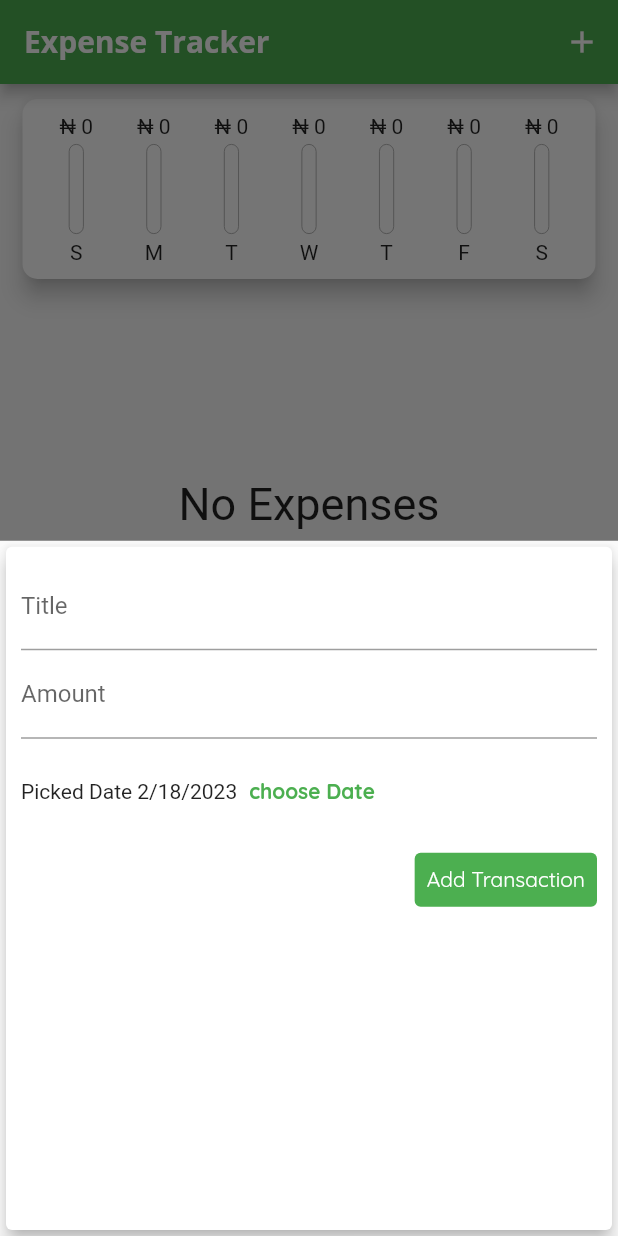
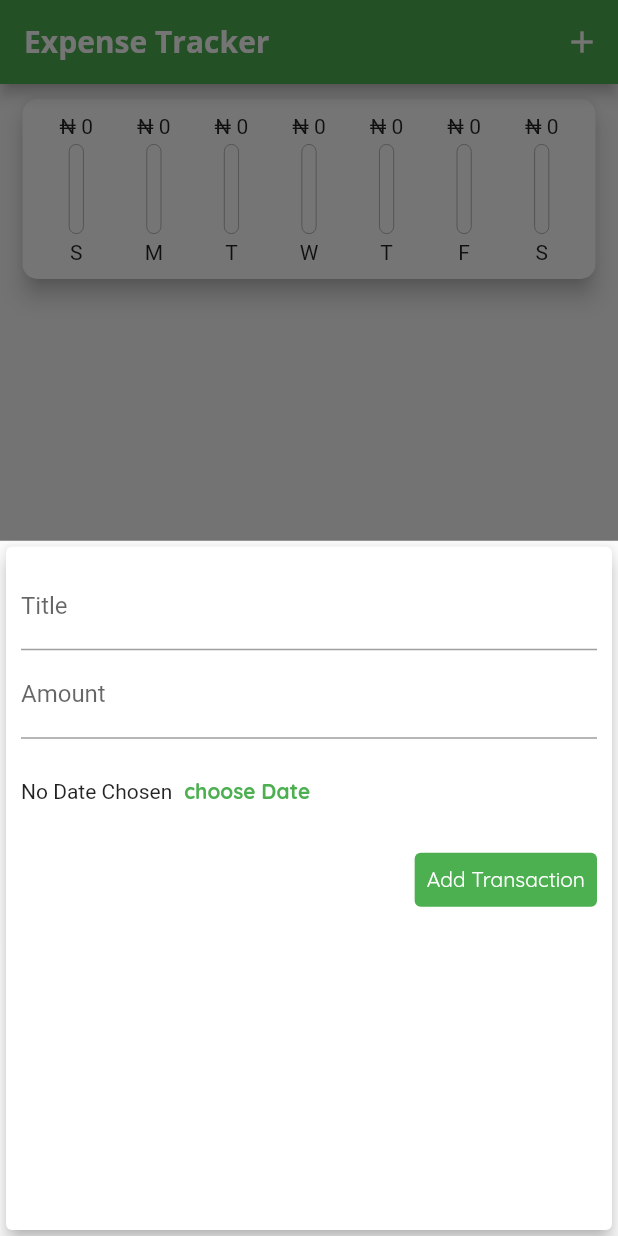
Before and after one commit to fidelmak/expense_tracker, a Flutter app: the screen it shows after launch, after a tap on the "add" icon, on a phone screen of 412 x 824 dp. Run offline on Flutter 3.47's test engine with Material 2 defaults, Android fonts, the phone set to English and light mode, and no system bars.

Commit message:
modified:   lib/widgets/new_transaction.dart

```diff
--- a/lib/widgets/new_transaction.dart
+++ b/lib/widgets/new_transaction.dart
@@ -15,7 +15,7 @@ class _NewTransactionState extends State<NewTransaction> {
 
   final _amountController = TextEditingController();
 
-  DateTime _selectedDate = DateTime.now();
+  DateTime? _selectedDate;
 
   void _submitData() {
     if (_amountController.text.isEmpty) return;
@@ -80,7 +80,7 @@ class _NewTransactionState extends State<NewTransaction> {
                   Text(
                     _selectedDate == null
                         ? 'No Date Chosen'
-                        : 'Picked Date ${DateFormat.yMd().format(_selectedDate)}',
+                        : 'Picked Date ${DateFormat.yMd().format(_selectedDate!)}',
                   ),
                   TextButton(
                     style: TextButton.styleFrom(
--- a/lib/widgets/transaction_list.dart
+++ b/lib/widgets/transaction_list.dart
@@ -12,7 +12,7 @@ class TransactionList extends StatelessWidget {
   @override
   Widget build(BuildContext context) {
     return Container(
-      height: 300,
+      height: 450,
       child: transaction.isEmpty
           ? Column(
               mainAxisAlignment: MainAxisAlignment.center,
```
